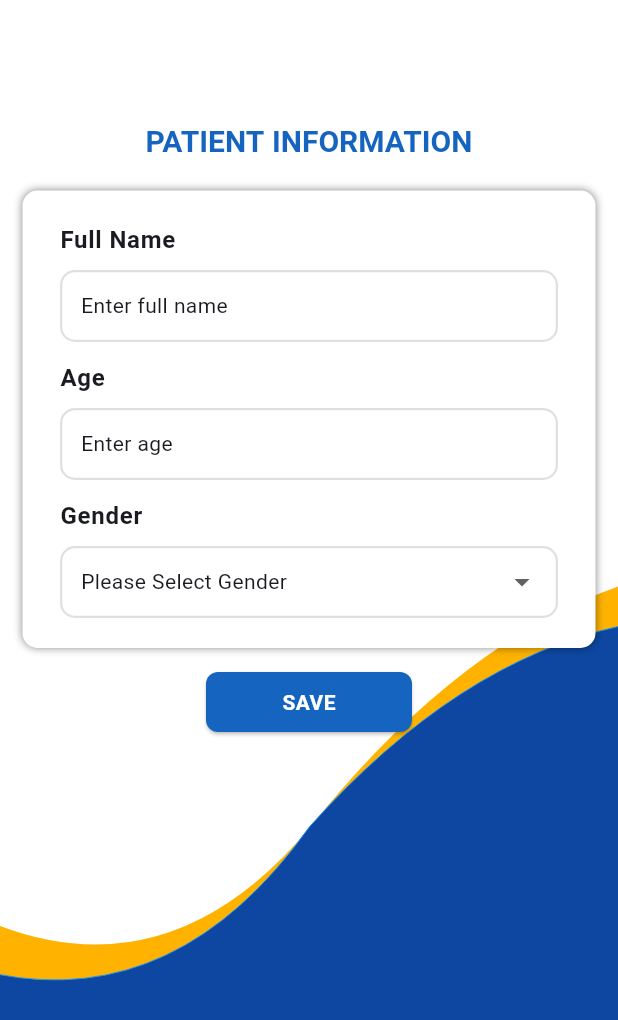
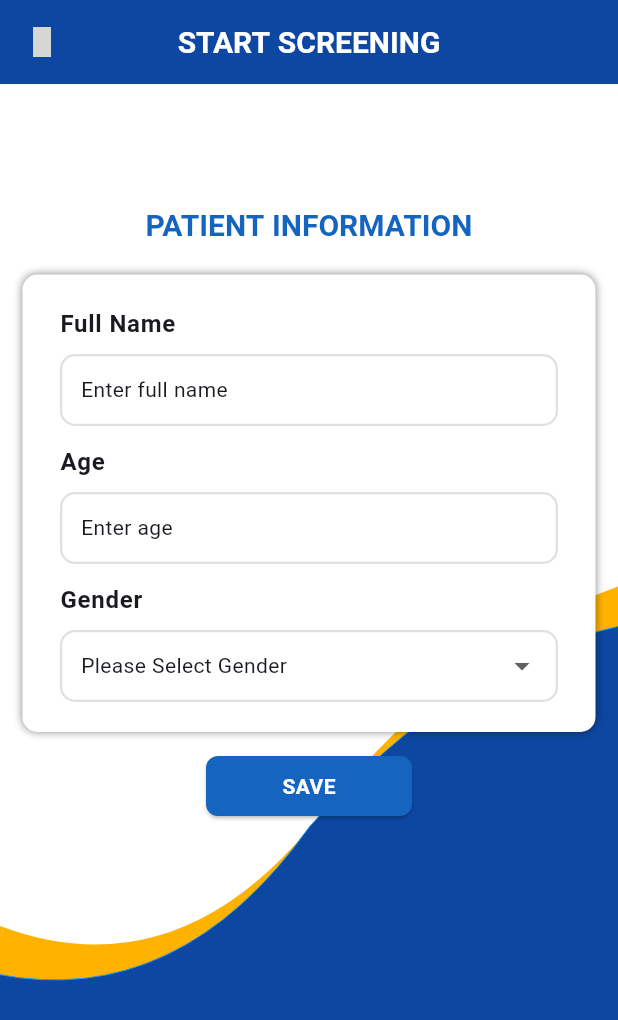
Before and after one commit to zynmarr/paindre-screening-tools, a Flutter app: the CreatePatientPage screen opened by its route, on a phone screen of 412 x 824 dp. Shown: the top 1020 px of the screen. Run offline on Flutter 3.47's test engine with Material 3 defaults, Android fonts, the phone set to English and light mode, and no system bars; our stand-ins replace bot_toast, cached_network_image, cloud_firestore, connectivity_plus, firebase_auth, firebase_core and 11 more; missing offline and left inert: excel, restart_app; accounts and stored records are empty; Roboto replaces fonts that are missing (Kanit); grey boxes are pictures that could not be loaded.

Commit message:
update ios

```diff
--- a/lib/app/controllers/service/notification_service.dart
+++ b/lib/app/controllers/service/notification_service.dart
@@ -61,7 +61,10 @@ class NotificationService {
 
       final AndroidInitializationSettings initializationSettingsAndroid = AndroidInitializationSettings('@mipmap/ic_launcher');
 
-      final InitializationSettings initializationSettings = InitializationSettings(android: initializationSettingsAndroid);
+      final DarwinInitializationSettings initializationSettingsIOS =
+          DarwinInitializationSettings(requestAlertPermission: true, requestBadgePermission: true, requestSoundPermission: true);
+
+      final InitializationSettings initializationSettings = InitializationSettings(android: initializationSettingsAndroid, iOS: initializationSettingsIOS);
 
       await _localNotifications.initialize(
         initializationSettings,
--- a/lib/resources/pages/patient/create_patient_page.dart
+++ b/lib/resources/pages/patient/create_patient_page.dart
@@ -2,6 +2,7 @@ import 'package:cloud_firestore/cloud_firestore.dart';
 import 'package:firebase_auth/firebase_auth.dart';
 import 'package:flutter/material.dart';
 import 'package:get/get.dart';
+import 'package:material_design_icons_flutter/material_design_icons_flutter.dart';
 import 'package:provider/provider.dart';
 import 'package:screening_tools_android/app/controllers/patient/patient.dart';
 import 'package:screening_tools_android/app/controllers/service/service_controller.dart';
@@ -96,6 +97,11 @@ class _CreatePatientPageState extends State<CreatePatientPage> {
     return Scaffold(
       resizeToAvoidBottomInset: false,
       // backgroundColor: Colors.grey[300],
+      appBar: cAppBar(
+        title: 'button.startScreening'.tr,
+        centerTitle: true,
+        leading: GestureDetector(onTap: () => Get.back(), child: Icon(MdiIcons.chevronLeft, size: 20)),
+      ),
       body: SizedBox(
         height: context.height,
         child: Stack(
```
Also changed, not shown: lib/app/controllers/authentication/authentication_controller.dart (+47 -14 lines), firebase.json, pubspec.lock, 13 other files.
